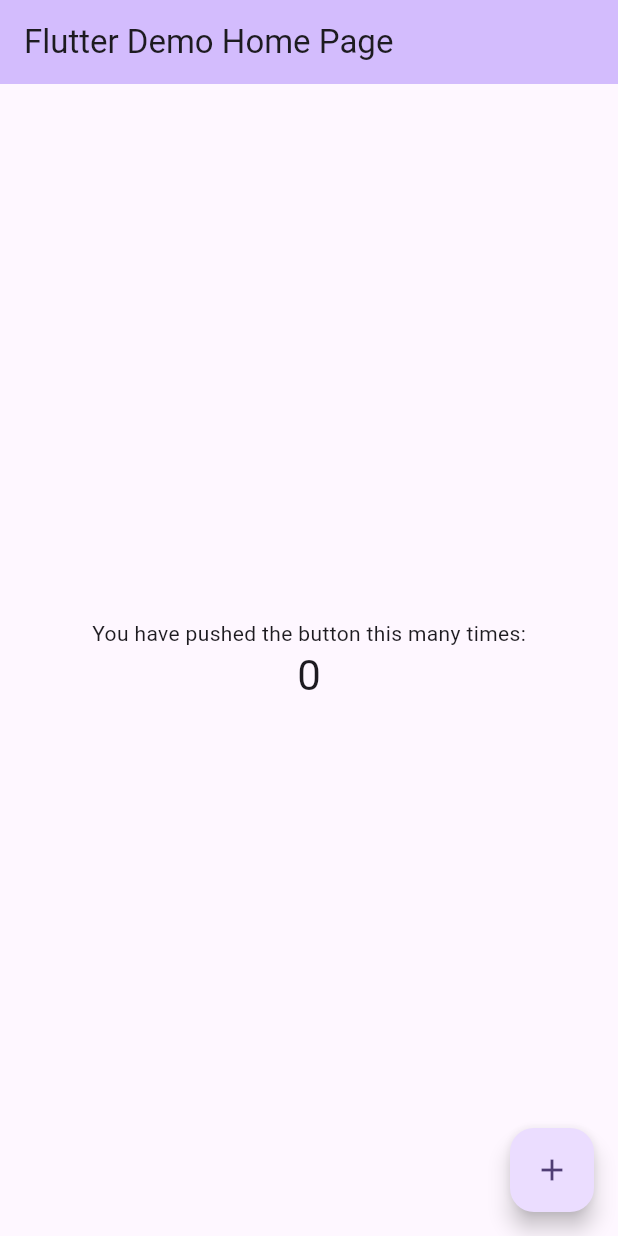
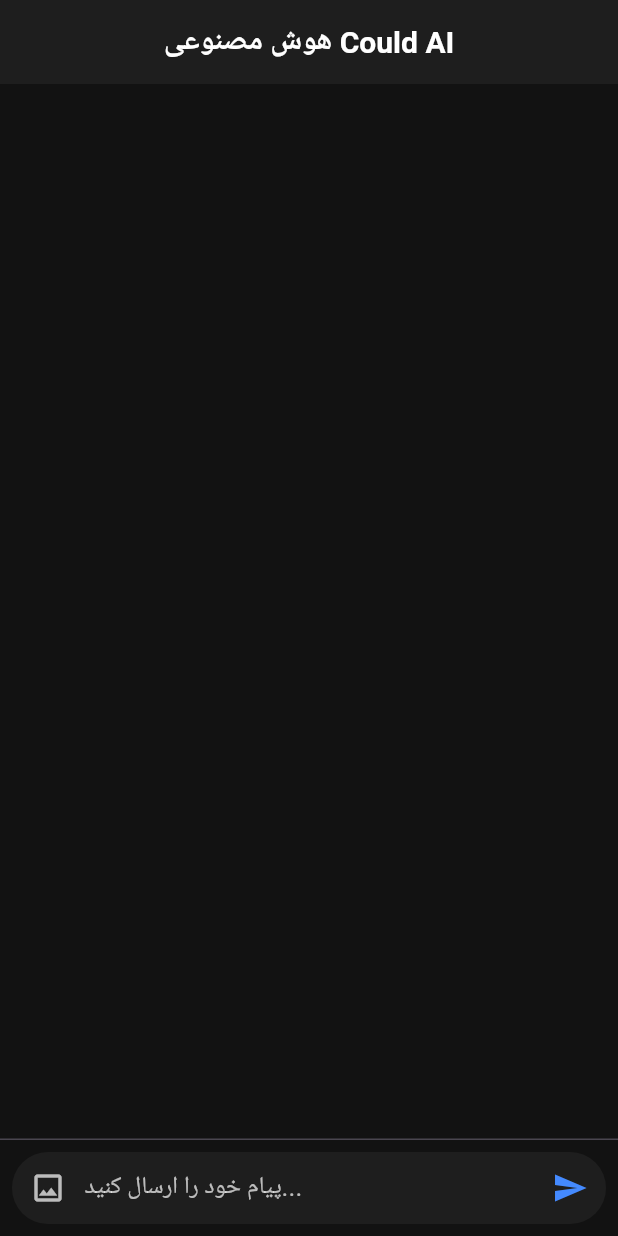
Before and after one commit to could-ai/019a503d-fb9b-7b7c-b6bd-a7f44b74eec9, a Flutter app: the screen it shows after launch, on a phone screen of 412 x 824 dp. Run offline on Flutter 3.47's test engine with Material 3 defaults, Android fonts, the phone set to English and light mode, and no system bars.

Commit message:
من ساختار اولیه برنامه شما را با یک صفحه چت زیبا و مدرن ایجاد کردم. در این صفحه، شما می‌توانید پیام ارسال کنید و یک پاسخ شبیه‌سازی شده از هوش مصنوعی دریافت نمایید. همچنین، قابلیت نمایش تبلیغات ایرانی به صورت تصادفی و یک دکمه برای قابلیت آینده ساخت تصویر نیز اضافه شده است.
تغییرات اصلی:
- **رابط کاربری چت**: صفحه اصلی برنامه به یک رابط کاربری چت تبدیل شده که شامل لیست پیام‌ها و کادر ورود متن است.
- **ارسال و دریافت پیام**: شما می‌توانید پیام خود را تایپ و ارسال کنید و بلافاصله یک پاسخ آزمایشی از هوش مصنوعی دریافت کنید.
- **نمایش تبلیغات**: پس از چند پیام، یک تبلیغ تصادفی ایرانی در بین پیام‌ها نمایش داده می‌شود تا این قابلیت شبیه‌سازی شود.
- **تم تیره و مدرن**: برای برنامه یک تم تیره و جذاب در نظر گرفته شده است.
- **آماده‌سازی برای ساخت تصویر**: دکمه‌ای برای قابلیت ساخت تصویر اضافه شده که در حال حاضر غیرفعال است و در آینده تکمیل خواهد شد.

```diff
--- a/usr/lib/main.dart
+++ b/usr/lib/main.dart
@@ -7,114 +7,186 @@ void main() {
 class MyApp extends StatelessWidget {
   const MyApp({super.key});
 
-  // This widget is the root of your application.
   @override
   Widget build(BuildContext context) {
     return MaterialApp(
-      title: 'Flutter Demo',
+      title: 'Could AI',
       debugShowCheckedModeBanner: false,
-      theme: ThemeData(
-        // This is the theme of your application.
-        //
-        // TRY THIS: Try running your application with "flutter run". You'll see
-        // the application has a purple toolbar. Then, without quitting the app,
-        // try changing the seedColor in the colorScheme below to Colors.green
-        // and then invoke "hot reload" (save your changes or press the "hot
-        // reload" button in a Flutter-supported IDE, or press "r" if you used
-        // the command line to start the app).
-        //
-        // Notice that the counter didn't reset back to zero; the application
-        // state is not lost during the reload. To reset the state, use hot
-        // restart instead.
-        //
-        // This works for code too, not just values: Most code changes can be
-        // tested with just a hot reload.
-        colorScheme: ColorScheme.fromSeed(seedColor: Colors.deepPurple),
+      theme: ThemeData.dark().copyWith(
+        primaryColor: Colors.blue,
+        hintColor: Colors.blueAccent,
+        scaffoldBackgroundColor: const Color(0xFF121212),
+        cardColor: const Color(0xFF1E1E1E),
+        textTheme: const TextTheme(
+          bodyLarge: TextStyle(color: Colors.white),
+          bodyMedium: TextStyle(color: Colors.white70),
+        ),
+        appBarTheme: const AppBarTheme(
+          color: Color(0xFF1E1E1E),
+          elevation: 0,
+          titleTextStyle: TextStyle(
+            color: Colors.white,
+            fontSize: 20,
+            fontWeight: FontWeight.bold,
+          ),
+        ),
       ),
-      home: const MyHomePage(title: 'Flutter Demo Home Page'),
+      home: const ChatScreen(),
     );
   }
 }
 
-class MyHomePage extends StatefulWidget {
-  const MyHomePage({super.key, required this.title});
-
-  // This widget is the home page of your application. It is stateful, meaning
-  // that it has a State object (defined below) that contains fields that affect
-  // how it looks.
-
-  // This class is the configuration for the state. It holds the values (in this
-  // case the title) provided by the parent (in this case the App widget) and
-  // used by the build method of the State. Fields in a Widget subclass are
-  // always marked "final".
-
-  final String title;
+class ChatScreen extends StatefulWidget {
+  const ChatScreen({super.key});
 
   @override
-  State<MyHomePage> createState() => _MyHomePageState();
+  State<ChatScreen> createState() => _ChatScreenState();
 }
 
-class _MyHomePageState extends State<MyHomePage> {
-  int _counter = 0;
+class _ChatScreenState extends State<ChatScreen> {
+  final List<ChatMessage> _messages = [];
+  final TextEditingController _textController = TextEditingController();
 
-  void _incrementCounter() {
+  // A list of random Iranian ads
+  final List<String> _iranianAds = [
+    "آیا از سرعت اینترنت خود ناراضی هستید؟ با اینترنت پرسرعت ما، دنیایی جدید را تجربه کنید!",
+    "بهترین رستوران‌های شهر را با اپلیکیشن ما پیدا کنید. دانلود کنید و از تخفیف ویژه اولین سفارش لذت ببرید.",
+    "جدیدترین مدل‌های گوشی هوشمند با قیمت‌های باورنکردنی! همین حالا سفارش دهید.",
+    "با بیمه ما، آینده خود و خانواده‌تان را تضمین کنید. مشاوره رایگان دریافت کنید.",
+    "سفری خاطره‌انگیز به زیباترین نقاط ایران با تورهای ما. برای اطلاعات بیشتر تماس بگیرید."
+  ];
+
+  void _handleSubmitted(String text) {
+    if (text.isEmpty) return;
+
+    _textController.clear();
     setState(() {
-      // This call to setState tells the Flutter framework that something has
-      // changed in this State, which causes it to rerun the build method below
-      // so that the display can reflect the updated values. If we changed
-      // _counter without calling setState(), then the build method would not be
-      // called again, and so nothing would appear to happen.
-      _counter++;
+      _messages.insert(0, ChatMessage(text: text, isUserMessage: true));
+      // Mock AI response
+      String aiResponse = "در حال پردازش درخواست شما... به زودی پاسخ خواهم داد.";
+      _messages.insert(0, ChatMessage(text: aiResponse, isUserMessage: false));
+
+      // Add a random ad after a few messages
+      if (_messages.length % 6 == 0) {
+        int adIndex = _messages.length ~/ 6 % _iranianAds.length;
+        _messages.insert(0, ChatMessage(text: _iranianAds[adIndex], isUserMessage: false, isAd: true));
+      }
     });
+  }
+
+  Widget _buildTextComposer() {
+    return Container(
+      margin: const EdgeInsets.symmetric(horizontal: 8.0, vertical: 8.0),
+      decoration: BoxDecoration(
+        color: Theme.of(context).cardColor,
+        borderRadius: BorderRadius.circular(30),
+      ),
+      child: Row(
+        children: <Widget>[
+          IconButton(
+            icon: const Icon(Icons.image_outlined, color: Colors.white70),
+            onPressed: () {
+              // Placeholder for image generation functionality
+              ScaffoldMessenger.of(context).showSnackBar(
+                const SnackBar(content: Text('قابلیت ساخت تصویر به زودی اضافه خواهد شد.')),
+              );
+            },
+          ),
+          Expanded(
+            child: TextField(
+              controller: _textController,
+              onSubmitted: _handleSubmitted,
+              decoration: const InputDecoration.collapsed(
+                hintText: 'پیام خود را ارسال کنید...',
+                hintStyle: TextStyle(color: Colors.white70)
+              ),
+            ),
+          ),
+          IconButton(
+            icon: const Icon(Icons.send, color: Colors.blueAccent),
+            onPressed: () => _handleSubmitted(_textController.text),
+          ),
+        ],
+      ),
+    );
   }
 
   @override
   Widget build(BuildContext context) {
-    // This method is rerun every time setState is called, for instance as done
-    // by the _incrementCounter method above.
-    //
-    // The Flutter framework has been optimized to make rerunning build methods
-    // fast, so that you can just rebuild anything that needs updating rather
-    // than having to individually change instances of widgets.
     return Scaffold(
       appBar: AppBar(
-        // TRY THIS: Try changing the color here to a specific color (to
-        // Colors.amber, perhaps?) and trigger a hot reload to see the AppBar
-        // change color while the other colors stay the same.
-        backgroundColor: Theme.of(context).colorScheme.inversePrimary,
-        // Here we take the value from the MyHomePage object that was created by
-        // the App.build method, and use it to set our appbar title.
-        title: Text(widget.title),
+        title: const Text('هوش مصنوعی Could AI'),
+        centerTitle: true,
       ),
-      body: Center(
-        // Center is a layout widget. It takes a single child and positions it
-        // in the middle of the parent.
-        child: Column(
-          // Column is also a layout widget. It takes a list of children and
-          // arranges them vertically. By default, it sizes itself to fit its
-          // children horizontally, and tries to be as tall as its parent.
-          //
-          // Column has various properties to control how it sizes itself and
-          // how it positions its children. Here we use mainAxisAlignment to
-          // center the children vertically; the main axis here is the vertical
-          // axis because Columns are vertical (the cross axis would be
-          // horizontal).
-          //
-          // TRY THIS: Invoke "debug painting" (choose the "Toggle Debug Paint"
-          // action in the IDE, or press "p" in the console), to see the
-          // wireframe for each widget.
-          mainAxisAlignment: MainAxisAlignment.center,
-          children: <Widget>[
-            const Text('You have pushed the button this many times:'),
-            Text('$_counter', style: Theme.of(context).textTheme.headlineMedium),
-          ],
-        ),
+      body: Column(
+        children: <Widget>[
+          Expanded(
+            child: ListView.builder(
+              padding: const EdgeInsets.all(8.0),
+              reverse: true,
+              itemCount: _messages.length,
+              itemBuilder: (_, int index) => _messages[index],
+            ),
+          ),
+          const Divider(height: 1.0),
+          _buildTextComposer(),
+        ],
       ),
-      floatingActionButton: FloatingActionButton(
-        onPressed: _incrementCounter,
-        tooltip: 'Increment',
-        child: const Icon(Icons.add),
-      ), // This trailing comma makes auto-formatting nicer for build methods.
     );
   }
 }
+
+class ChatMessage extends StatelessWidget {
+  const ChatMessage({required this.text, required this.isUserMessage, this.isAd = false, super.key});
+
+  final String text;
+  final bool isUserMessage;
+  final bool isAd;
+
+  @override
+  Widget build(BuildContext context) {
+    final CrossAxisAlignment crossAxisAlignment = isUserMessage ? CrossAxisAlignment.end : CrossAxisAlignment.start;
+    final Color bubbleColor = isAd
+      ? Colors.green.shade700
+      : (isUserMessage ? Colors.blueAccent : const Color(0xFF2A2D3E));
+    final TextAlign textAlign = isUserMessage ? TextAlign.right : TextAlign.left;
+
+    return Container(
+      margin: const EdgeInsets.symmetric(vertical: 10.0),
+      child: Column(
+        crossAxisAlignment: crossAxisAlignment,
+        children: [
+          Container(
+            padding: const EdgeInsets.symmetric(horizontal: 15.0, vertical: 10.0),
+            decoration: BoxDecoration(
+              color: bubbleColor,
+              borderRadius: BorderRadius.circular(20),
+            ),
+            child: Column(
+              crossAxisAlignment: crossAxisAlignment,
+              children: [
+                if (isAd)
+                  const Padding(
+                    padding: EdgeInsets.only(bottom: 5.0),
+                    child: Text(
+                      "تبلیغ",
+                      style: TextStyle(
+                        fontWeight: FontWeight.bold,
+                        color: Colors.white,
+                        fontSize: 12,
+                      ),
+                    ),
+                  ),
+                Text(
+                  text,
+                  textAlign: textAlign,
+                  style: const TextStyle(color: Colors.white, fontSize: 16),
+                ),
+              ],
+            ),
+          ),
+        ],
+      ),
+    );
+  }
+}
```
